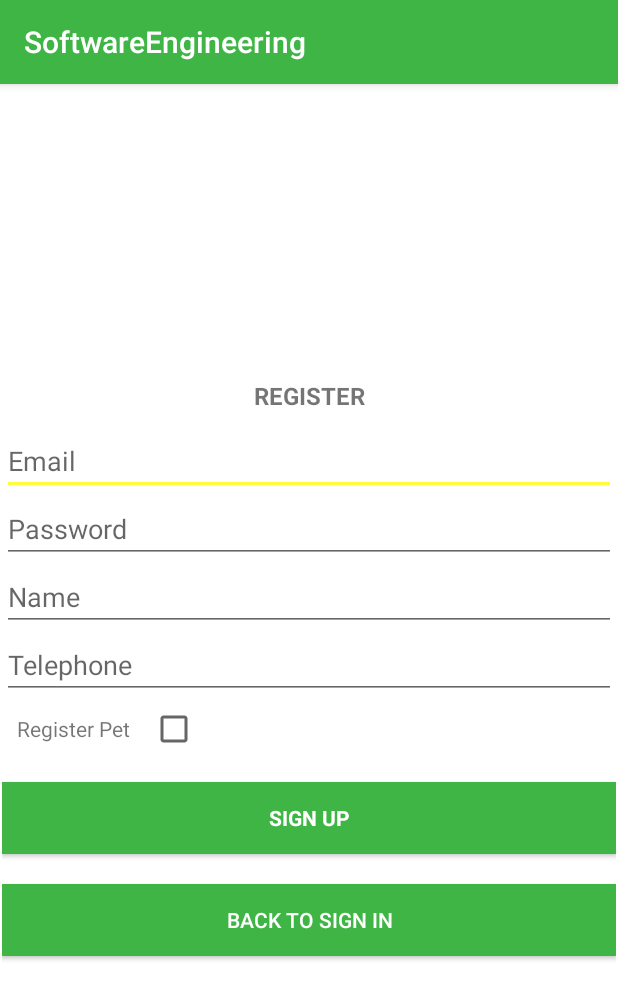
After one commit to sophianathanielle/SoftwareEngineering, an Android app: the RegisterActivity screen opened directly, with no data from a screen before it, on a phone screen of 412 x 824 dp. The commit adds this screen. Shown: the top 999 px of the screen. Run offline under Robolectric (Android 15) with nearby library versions, the phone set to English and light mode, and no system bars.

Commit message:
Login/Register Layouts

```diff
--- a/app/src/main/AndroidManifest.xml
+++ b/app/src/main/AndroidManifest.xml
@@ -49,7 +49,10 @@
         <activity
             android:name=".EditUserProfileActivity"
             android:label="@string/title_activity_edit_user_profile"
-            android:theme="@style/AppTheme.NoActionBar"></activity>
+            android:theme="@style/AppTheme.NoActionBar" />
+        <activity android:name=".LoginActivity" />
+        <activity android:name=".RegisterActivity" />
+        <activity android:name=".ForgetAndChangePasswordActivity"></activity>
     </application>
 
 </manifest>
--- /dev/null
+++ b/app/src/main/java/group9/softwareengineering/RegisterActivity.java
@@ -0,0 +1,13 @@
+package group9.softwareengineering;
+
+import android.support.v7.app.AppCompatActivity;
+import android.os.Bundle;
+
+public class RegisterActivity extends AppCompatActivity {
+
+    @Override
+    protected void onCreate(Bundle savedInstanceState) {
+        super.onCreate(savedInstanceState);
+        setContentView(R.layout.activity_register);
+    }
+}
--- /dev/null
+++ b/app/src/main/res/layout/activity_register.xml
@@ -0,0 +1,101 @@
+<?xml version="1.0" encoding="utf-8"?>
+<LinearLayout xmlns:android="http://schemas.android.com/apk/res/android"
+    android:layout_width="fill_parent"
+    android:layout_height="fill_parent"
+    android:background="@color/white"
+    android:gravity="center"
+    android:orientation="vertical"
+    android:padding="1dp">
+
+
+    <TextView
+        android:layout_width="match_parent"
+        android:layout_height="wrap_content"
+        android:gravity="center"
+        android:padding="10dp"
+        android:text="Register"
+        android:textStyle="bold"
+        android:textAllCaps="true"
+        android:textSize="16sp" />
+
+    <EditText
+            android:id="@+id/email"
+            android:layout_width="match_parent"
+            android:layout_height="wrap_content"
+            android:hint="Email"
+
+
+            android:inputType="textEmailAddress"
+            android:maxLines="1"
+            android:singleLine="true"
+            android:textColor="@color/colorPrimary" />
+
+
+    <EditText
+            android:id="@+id/password"
+            android:layout_width="match_parent"
+            android:layout_height="wrap_content"
+            android:focusableInTouchMode="true"
+            android:hint="Password"
+            android:inputType="textPassword"
+            android:maxLines="1"
+            android:singleLine="true"
+            android:textColor="@color/colorPrimary" />
+
+    <EditText
+        android:id="@+id/username"
+        android:layout_width="match_parent"
+        android:layout_height="wrap_content"
+        android:focusableInTouchMode="true"
+        android:hint="Name"
+        android:inputType="text"
+        android:maxLines="1"
+        android:singleLine="true"
+        android:textColor="@color/colorPrimary" />
+
+    <EditText
+        android:id="@+id/telephone"
+        android:layout_width="match_parent"
+        android:layout_height="wrap_content"
+        android:focusableInTouchMode="true"
+        android:hint="Telephone"
+        android:inputType="number"
+        android:maxLines="1"
+        android:singleLine="true"
+        android:textColor="@color/colorPrimary" />
+
+
+    <LinearLayout
+        android:layout_width="match_parent"
+        android:layout_height="wrap_content">
+        <TextView
+            android:layout_width="wrap_content"
+            android:layout_height="wrap_content"
+            android:text="Register Pet "
+            android:padding="10dp"/>
+        <android.support.v7.widget.AppCompatCheckBox
+            android:layout_width="wrap_content"
+            android:layout_height="wrap_content" />
+    </LinearLayout>
+    <Button
+        android:id="@+id/sign_up_button"
+        style="?android:textAppearanceSmall"
+        android:layout_width="match_parent"
+        android:layout_height="wrap_content"
+        android:layout_marginTop="16dp"
+        android:background="@color/colorPrimary"
+        android:text="Sign Up"
+        android:textColor="@color/white"
+        android:textStyle="bold" />
+
+    <!-- Link to Login Screen -->
+
+    <Button
+        android:id="@+id/sign_in_button"
+        android:layout_width="fill_parent"
+        android:layout_height="wrap_content"
+        android:layout_marginTop="20dip"
+        android:background="@color/colorPrimary"
+        android:text="Back To Sign In"
+        android:textColor="@color/white" />
+</LinearLayout>
--- a/app/src/main/res/values/colors.xml
+++ b/app/src/main/res/values/colors.xml
@@ -1,8 +1,8 @@
 <?xml version="1.0" encoding="utf-8"?>
 <resources>
-    <color name="colorPrimary">#3F51B5</color>
-    <color name="colorPrimaryDark">#303F9F</color>
-    <color name="colorAccent">#FF4081</color>
+    <color name="colorPrimary">#3fb545</color>
+    <color name="colorPrimaryDark">#0daf3d</color>
+    <color name="colorAccent">#fffc40</color>
     <color name="gray">#B2000000</color>
     <color name="white">#FFFFFFFF</color>
 
```
Also changed, not shown: app/src/main/java/group9/softwareengineering/ForgetAndChangePasswordActivity.java (added, +13 -0 lines), app/src/main/java/group9/softwareengineering/LoginActivity.java (added, +14 -0 lines), app/src/main/res/layout/activity_forget_and_change_password.xml (added, +49 -0 lines), app/src/main/res/layout/activity_login.xml (added, +72 -0 lines).
